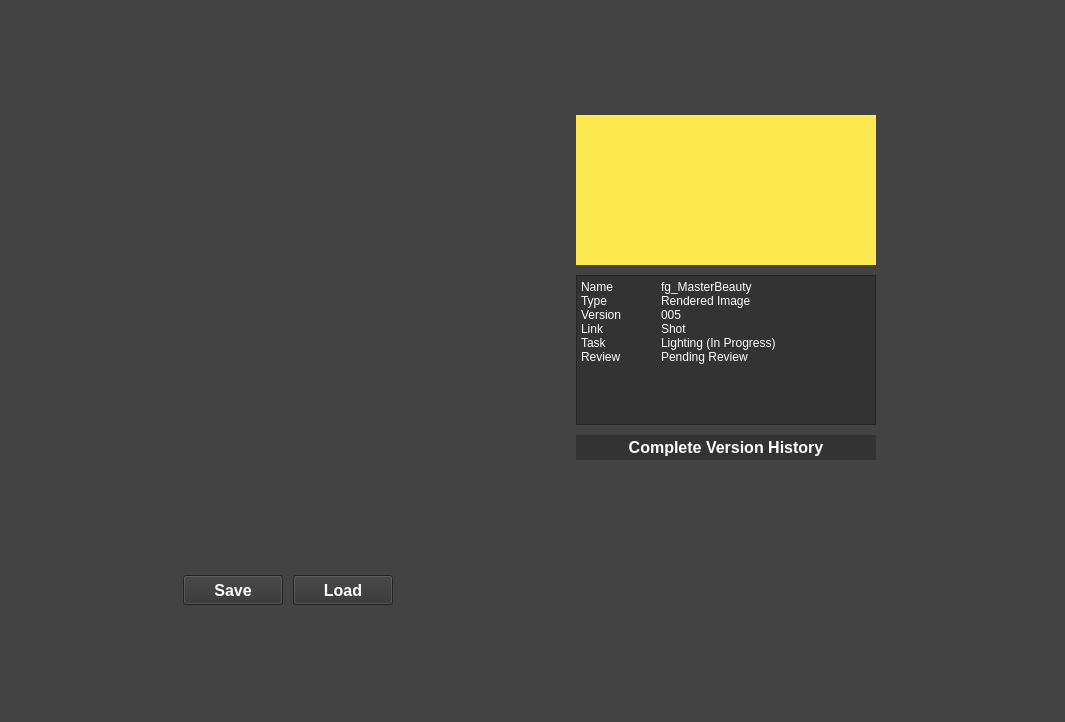
KKW0/pizza_api, file kkw/PJT_2st/Maya_Api.ui: the form before one commit.
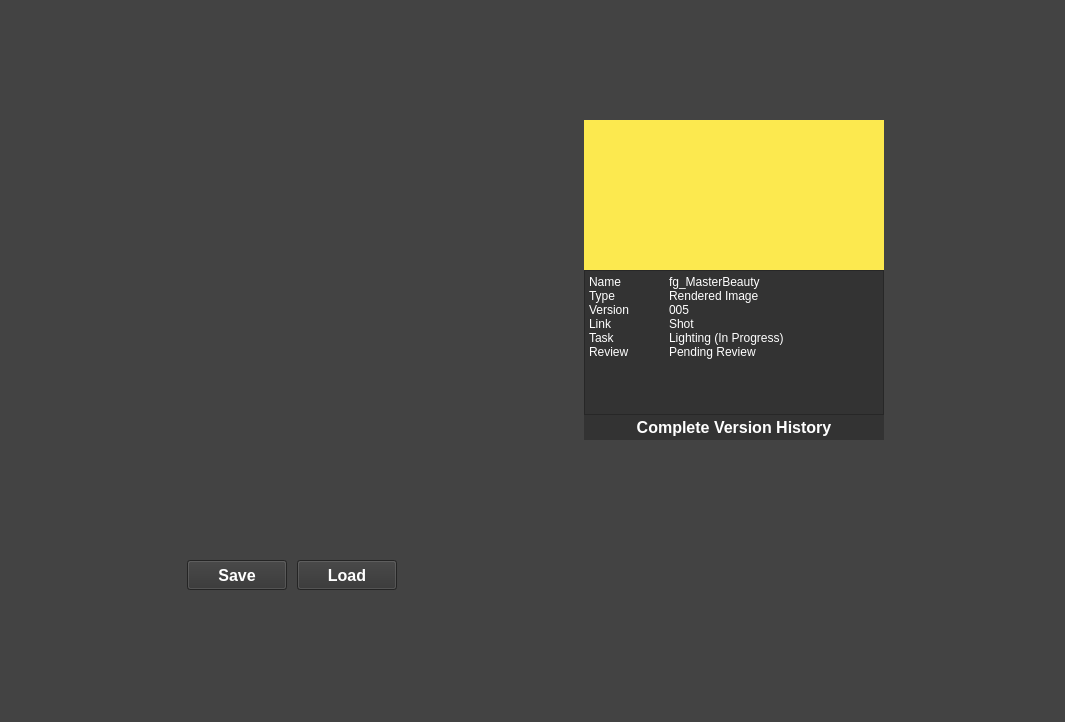
The form after the commit.

```diff
--- a/kkw/PJT_2st/Maya_Api.ui
+++ b/kkw/PJT_2st/Maya_Api.ui
@@ -46,25 +46,31 @@
      <item row="0" column="2">
       <layout class="QVBoxLayout" name="verticalLayout" stretch="0,0,0">
        <property name="spacing">
-        <number>10</number>
+        <number>0</number>
        </property>
        <property name="leftMargin">
         <number>10</number>
        </property>
        <property name="topMargin">
-        <number>10</number>
+        <number>0</number>
        </property>
        <property name="rightMargin">
-        <number>10</number>
+        <number>0</number>
        </property>
        <property name="bottomMargin">
-        <number>10</number>
+        <number>0</number>
        </property>
        <item>
         <widget class="QLabel" name="label">
          <property name="enabled">
           <bool>true</bool>
          </property>
+         <property name="sizePolicy">
+          <sizepolicy hsizetype="Preferred" vsizetype="Preferred">
+           <horstretch>0</horstretch>
+           <verstretch>0</verstretch>
+          </sizepolicy>
+         </property>
          <property name="minimumSize">
           <size>
            <width>300</width>
@@ -96,17 +102,17 @@
          <property name="minimumSize">
           <size>
            <width>300</width>
-           <height>150</height>
+           <height>145</height>
           </size>
          </property>
          <property name="maximumSize">
           <size>
            <width>300</width>
-           <height>150</height>
+           <height>145</height>
           </size>
          </property>
          <property name="layoutDirection">
-          <enum>Qt::RightToLeft</enum>
+          <enum>Qt::LeftToRight</enum>
          </property>
          <property name="styleSheet">
           <string notr="true">background-color: rgb(51, 51, 51);
@@ -143,6 +149,9 @@
            <bold>true</bold>
           </font>
          </property>
+         <property name="layoutDirection">
+          <enum>Qt::LeftToRight</enum>
+         </property>
          <property name="styleSheet">
           <string notr="true">background-color: rgb(51, 51, 51);
 color: white;</string>
```
